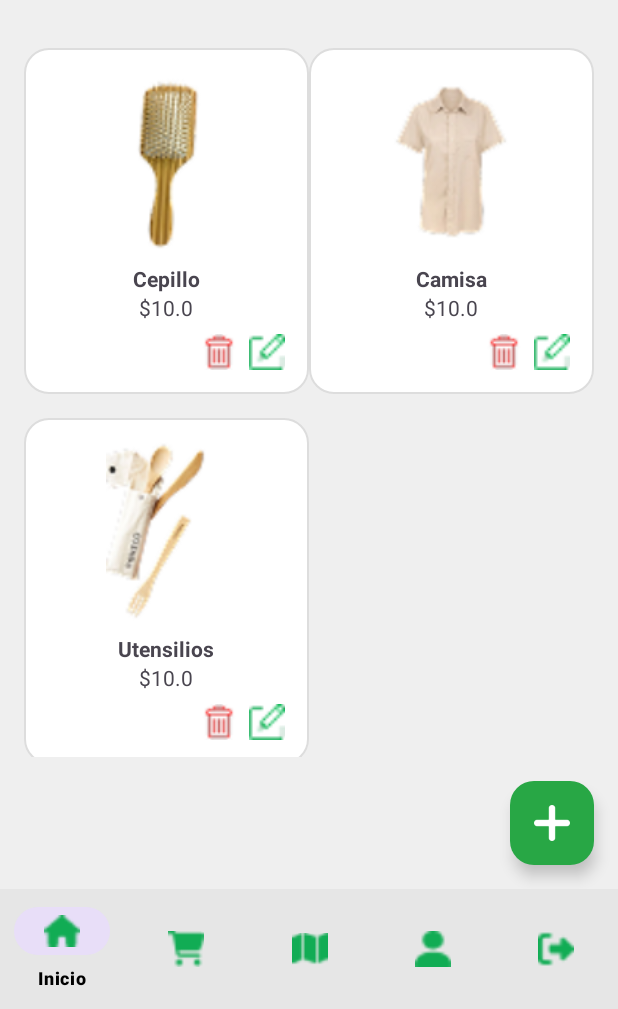
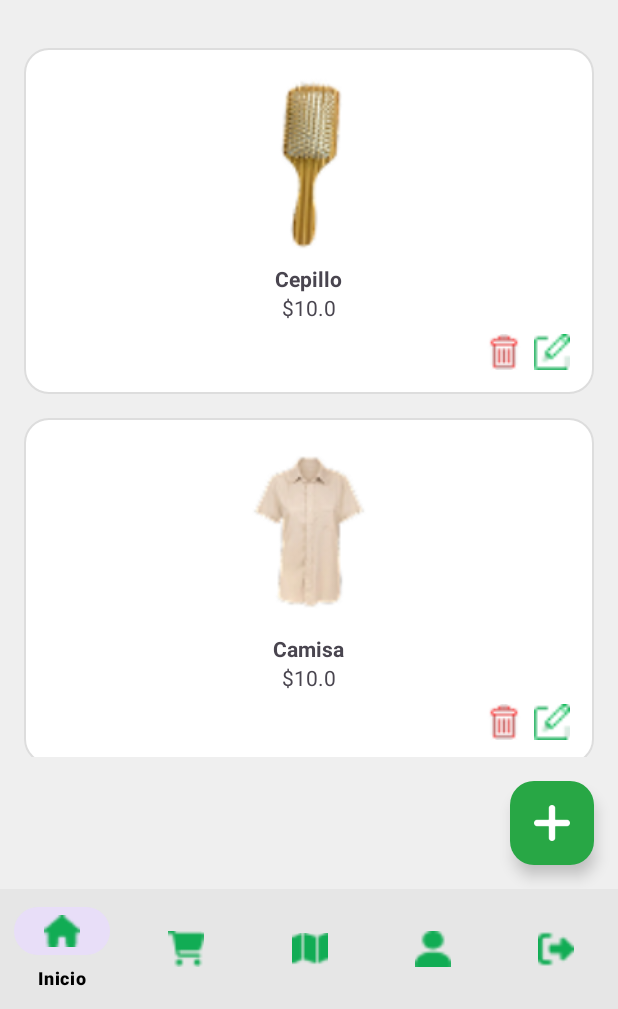
Before and after one commit to marianaaam/proyecto_green_roots, an Android app: the ProductsFragment screen opened through its navigation route, on a phone screen of 412 x 824 dp, the part 227-1236 px from its top. Run offline under Robolectric (Android 15) with nearby library versions, the phone set to English and light mode, and no system bars; our stand-ins replace navigation-ui; Roboto replaces fonts that are not available here.

Commit message:
Cambio en vista de productos

```diff
--- a/app/build.gradle.kts
+++ b/app/build.gradle.kts
@@ -50,6 +50,5 @@ dependencies {
     androidTestImplementation(libs.androidx.espresso.core)
     implementation(libs.osmdroid.android)
     implementation(libs.osmdroid.bonuspack)
-    implementation(libs.dexter)
 
 }
--- a/app/src/main/java/com/example/green_roots/fragments/ProductsFragment.kt
+++ b/app/src/main/java/com/example/green_roots/fragments/ProductsFragment.kt
@@ -5,7 +5,7 @@ import android.view.LayoutInflater
 import android.view.View
 import android.view.ViewGroup
 import androidx.fragment.app.Fragment
-import androidx.recyclerview.widget.GridLayoutManager
+import androidx.recyclerview.widget.LinearLayoutManager
 import androidx.recyclerview.widget.RecyclerView
 import com.example.green_roots.R
 import com.example.green_roots.adapter.ProductAdapter
@@ -24,7 +24,7 @@ class ProductsFragment : Fragment() {
         val view = inflater.inflate(R.layout.fragment_products, container, false)
 
         recyclerView = view.findViewById(R.id.recyclerProducts)
-        recyclerView.layoutManager = GridLayoutManager(context, 2)
+        recyclerView.layoutManager = LinearLayoutManager(context)
 
         productList = listOf(
             Product("Cepillo", 10.000, R.drawable.im_cepillo),
--- a/app/src/main/res/layout/item_product.xml
+++ b/app/src/main/res/layout/item_product.xml
@@ -17,7 +17,7 @@
     android:id="@+id/txtName"
     android:layout_width="wrap_content"
     android:layout_height="wrap_content"
-    android:text="Nombre del producto"
+    android:text="@string/nombre_del_producto"
     android:textStyle="bold"
     android:layout_gravity="center"
     android:layout_marginTop="8dp" />
@@ -26,7 +26,7 @@
     android:id="@+id/txtPrice"
     android:layout_width="wrap_content"
     android:layout_height="wrap_content"
-    android:text="$ 0.000"
+    android:text="@string/price"
     android:layout_gravity="center"
     android:layout_marginBottom="8dp" />
 
@@ -44,7 +44,6 @@
         android:layout_marginEnd="8dp"
         />
 
-    <!-- Botón editar -->
     <ImageView
         android:id="@+id/btnEdit"
         android:layout_width="24dp"
--- a/app/src/main/res/navigation/nav_graph.xml
+++ b/app/src/main/res/navigation/nav_graph.xml
@@ -28,6 +28,18 @@
         app:defaultNavHost="true"
         android:label=""
         />
+    <fragment
+        android:id="@+id/PerfilFragment"
+        android:name="com.example.green_roots.fragments.PerfilFragment"
+        app:defaultNavHost="true"
+        android:label=""
+        />
+    <fragment
+        android:id="@+id/EditarPerfilFragment"
+        android:name="com.example.green_roots.fragments.EditarPerfilFragment"
+        app:defaultNavHost="true"
+        android:label=""
+        />
 
     <fragment
         android:id="@+id/ProductsFragment"
--- a/app/src/main/res/values/strings.xml
+++ b/app/src/main/res/values/strings.xml
@@ -83,4 +83,6 @@
     <string name="gProductos">Gestión de productos</string>
     <string name="v_productos">Ver productos</string>
     <string name="cerrarSesion">Cerrar sesión</string>
+    <string name="nombre_del_producto">Nombre del producto</string>
+    <string name="price">$ 0.000</string>
 </resources>
```
